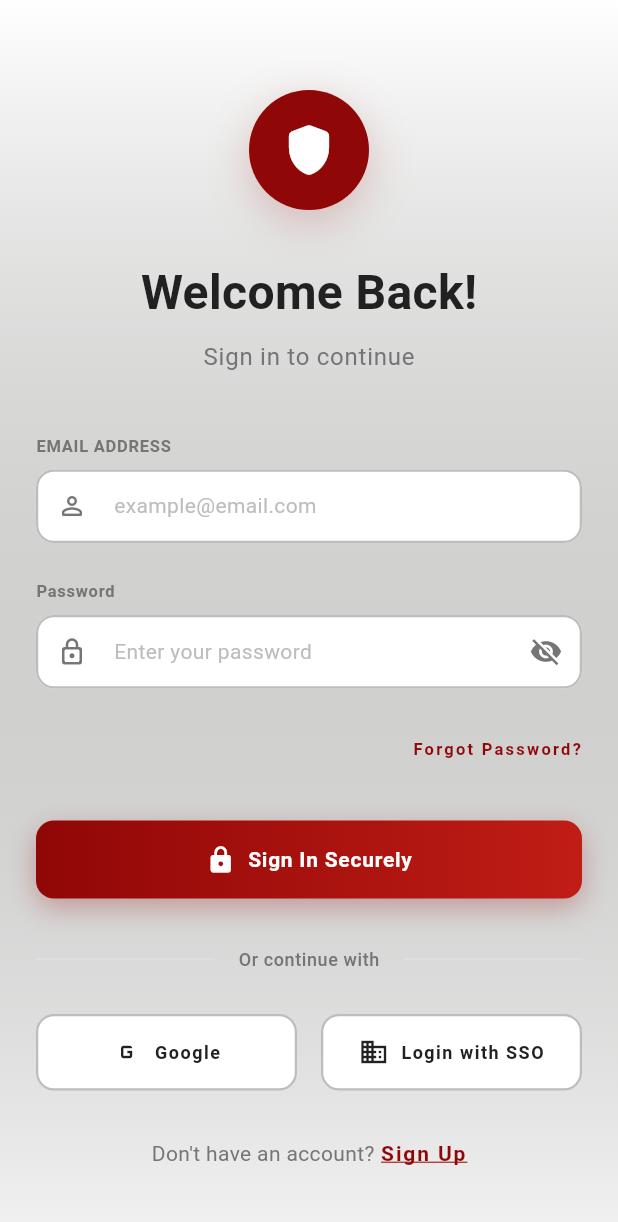
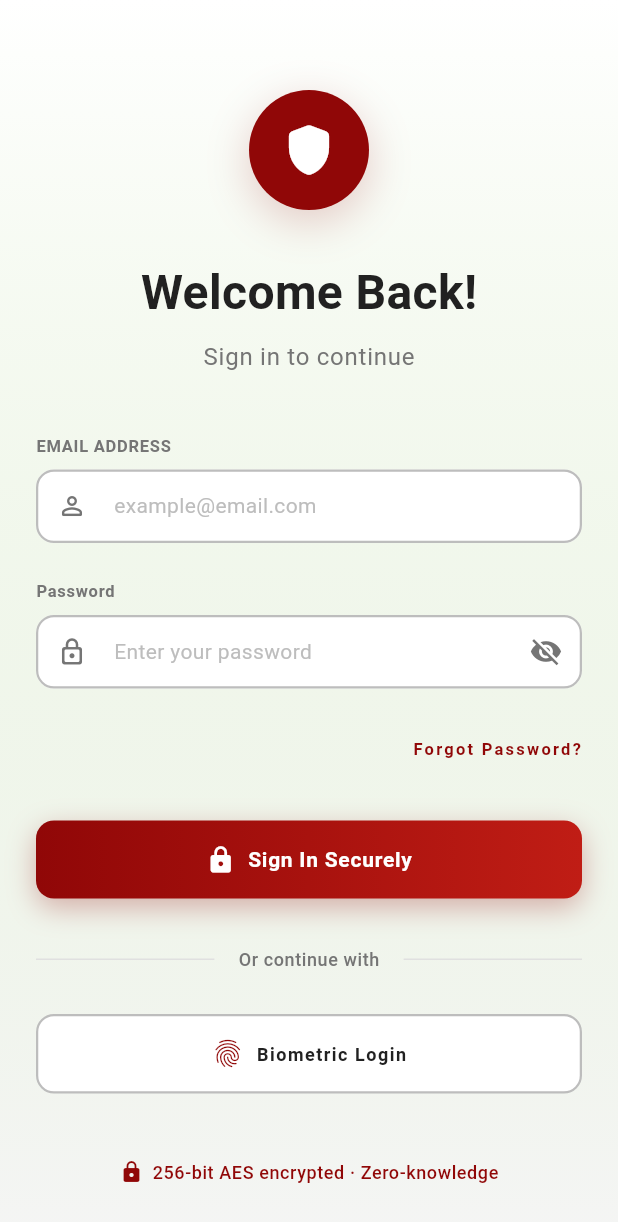
Before and after one commit to RahulHajare-Wai/boxer-mobile, a Flutter app: the screen it shows after launch, on a phone screen of 412 x 824 dp. Shown: the top 1222 px of the screen. Run offline on Flutter 3.47's test engine with Material 3 defaults, Android fonts, the phone set to English and light mode, and no system bars; our stand-ins replace dio, drift, equatable, flutter_bloc, get_it; accounts and stored records are empty; generated files the repository leaves out were written again.

Commit message:
Add biometric login UI and security footer

```diff
--- a/lib/core/constants/app_strings.dart
+++ b/lib/core/constants/app_strings.dart
@@ -32,6 +32,8 @@ class AppStrings {
   static const String loginWithSso = 'Login with SSO';
   static const String continueWithGoogle = 'Continue with Google';
   static const String continueWithApple = 'Continue with Apple';
+  static const String biometricLogin = 'Biometric Login';
+  static const String securityFooter = '256-bit AES encrypted · Zero-knowledge';
   static const String googleLoginNotImplemented =
       'Google login not yet implemented';
   static const String ssoLoginNotImplemented = 'SSO login not yet implemented';
--- a/lib/features/auth/presentation/screens/login_screen.dart
+++ b/lib/features/auth/presentation/screens/login_screen.dart
@@ -17,7 +17,7 @@ class LoginScreen extends StatelessWidget {
             end: Alignment.bottomCenter,
             colors: [
               Colors.white,
-              const Color.fromARGB(255, 90, 93, 87).withValues(alpha: 0.02),
+              const Color.fromARGB(255, 217, 241, 196).withValues(alpha: 0.02),
             ],
           ),
         ),
--- a/lib/features/auth/presentation/widgets/login_form.dart
+++ b/lib/features/auth/presentation/widgets/login_form.dart
@@ -147,11 +147,15 @@ class _LoginFormState extends State<LoginForm> {
                 const SizedBox(height: 28),
 
                 // Social Login Buttons
-                _buildSocialLoginButtons(state is AuthLoading),
+                //_buildSocialLoginButtons(state is AuthLoading),
+                //const SizedBox(height: 24),
+
+                // Biometric Login Option
+                _buildBiometricLogin(),
                 const SizedBox(height: 32),
 
-                // Sign Up Link
-                _buildSignUpLink(),
+                // Security Footer
+                _buildSecurityFooter(),
                 const SizedBox(height: 16),
               ],
             ),
@@ -446,31 +450,65 @@ class _LoginFormState extends State<LoginForm> {
     );
   }
 
-  Widget _buildSignUpLink() {
-    return Row(
-      mainAxisAlignment: MainAxisAlignment.center,
-      children: [
-        Text(
-          AppStrings.dontHaveAccount,
-          style: AppTextStyles.bodyMedium.copyWith(
-            color: AppColors.textSecondary,
-          ),
-        ),
-        GestureDetector(
+  Widget _buildBiometricLogin() {
+    return Container(
+      decoration: BoxDecoration(
+        border: Border.all(color: AppColors.border, width: 1.5),
+        borderRadius: BorderRadius.circular(12),
+        color: Colors.white,
+      ),
+      child: Material(
+        color: Colors.transparent,
+        child: InkWell(
           onTap: () {
-            Navigator.of(context).pushNamed(AppRoutes.register);
+            // TODO: Implement biometric login
+            ScaffoldMessenger.of(context).showSnackBar(
+              const SnackBar(
+                content: Text('Biometric login coming soon'),
+                duration: Duration(seconds: 2),
+              ),
+            );
           },
-          child: Text(
-            AppStrings.signUp,
-            style: AppTextStyles.labelLarge.copyWith(
-              color: AppColors.primary,
-              fontWeight: FontWeight.w600,
-              decoration: TextDecoration.underline,
-              decorationColor: AppColors.primary,
+          borderRadius: BorderRadius.circular(11),
+          child: Padding(
+            padding: const EdgeInsets.symmetric(vertical: 14),
+            child: Row(
+              mainAxisAlignment: MainAxisAlignment.center,
+              children: [
+                Icon(Icons.fingerprint, color: AppColors.primary, size: 22),
+                const SizedBox(width: 8),
+                Text(
+                  AppStrings.biometricLogin,
+                  style: AppTextStyles.labelMedium.copyWith(
+                    color: AppColors.textPrimary,
+                    fontWeight: FontWeight.w600,
+                  ),
+                ),
+              ],
             ),
           ),
         ),
-      ],
+      ),
+    );
+  }
+
+  Widget _buildSecurityFooter() {
+    return Padding(
+      padding: const EdgeInsets.symmetric(vertical: 12),
+      child: Row(
+        mainAxisAlignment: MainAxisAlignment.center,
+        children: [
+          Icon(Icons.lock_rounded, size: 16, color: AppColors.primary),
+          const SizedBox(width: 6),
+          Text(
+            AppStrings.securityFooter,
+            style: AppTextStyles.bodySmall.copyWith(
+              color: AppColors.primary,
+              fontWeight: FontWeight.w500,
+            ),
+          ),
+        ],
+      ),
     );
   }
 }
```
